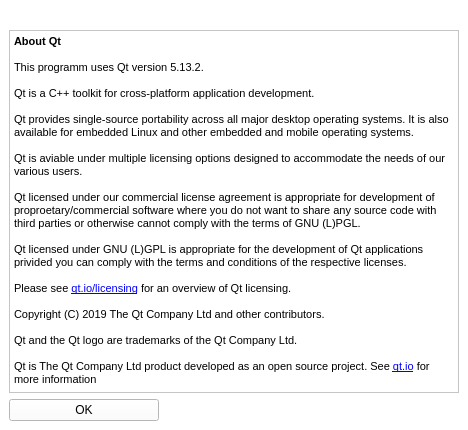
This is ui/QtInfo.ui in DominikK0702/HU-Sledge-Graph as Qt 5 draws it before an edit. The edited form follows.
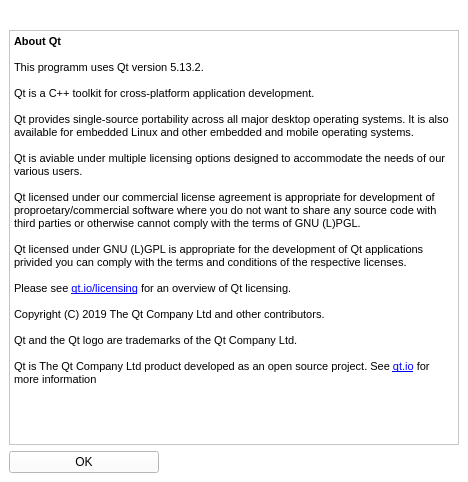
This is the edited form. Icons and pictures are not drawn.

Commit message: advanced csv export dialog and live toggle language + optimize

Diff of the .ui file:
```diff
--- a/ui/QtInfo.ui
+++ b/ui/QtInfo.ui
@@ -7,7 +7,7 @@
     <x>0</x>
     <y>0</y>
     <width>468</width>
-    <height>430</height>
+    <height>482</height>
    </rect>
   </property>
   <property name="windowTitle">
@@ -57,7 +57,7 @@
          <string>&lt;!DOCTYPE HTML PUBLIC &quot;-//W3C//DTD HTML 4.0//EN&quot; &quot;http://www.w3.org/TR/REC-html40/strict.dtd&quot;&gt;
 &lt;html&gt;&lt;head&gt;&lt;meta name=&quot;qrichtext&quot; content=&quot;1&quot; /&gt;&lt;style type=&quot;text/css&quot;&gt;
 p, li { white-space: pre-wrap; }
-&lt;/style&gt;&lt;/head&gt;&lt;body style=&quot; font-family:'MS Shell Dlg 2'; font-size:8pt; font-weight:400; font-style:normal;&quot;&gt;
+&lt;/style&gt;&lt;/head&gt;&lt;body style=&quot; font-family:'MS Shell Dlg 2'; font-size:12pt; font-weight:400; font-style:normal;&quot;&gt;
 &lt;p style=&quot; margin-top:0px; margin-bottom:0px; margin-left:0px; margin-right:0px; -qt-block-indent:0; text-indent:0px;&quot;&gt;&lt;span style=&quot; font-family:'MS Shell Dlg 2'; font-size:8.25pt; font-weight:600;&quot;&gt;About Qt&lt;/span&gt;&lt;/p&gt;
 &lt;p style=&quot;-qt-paragraph-type:empty; margin-top:0px; margin-bottom:0px; margin-left:0px; margin-right:0px; -qt-block-indent:0; text-indent:0px; font-family:'MS Shell Dlg 2'; font-size:8.25pt; font-weight:600;&quot;&gt;&lt;br /&gt;&lt;/p&gt;
 &lt;p style=&quot; margin-top:0px; margin-bottom:0px; margin-left:0px; margin-right:0px; -qt-block-indent:0; text-indent:0px;&quot;&gt;&lt;span style=&quot; font-family:'MS Shell Dlg 2'; font-size:8.25pt;&quot;&gt;This programm uses Qt version 5.13.2.&lt;/span&gt;&lt;/p&gt;
@@ -72,13 +72,16 @@
 &lt;p style=&quot;-qt-paragraph-type:empty; margin-top:0px; margin-bottom:0px; margin-left:0px; margin-right:0px; -qt-block-indent:0; text-indent:0px; font-family:'MS Shell Dlg 2'; font-size:8.25pt;&quot;&gt;&lt;br /&gt;&lt;/p&gt;
 &lt;p style=&quot; margin-top:0px; margin-bottom:0px; margin-left:0px; margin-right:0px; -qt-block-indent:0; text-indent:0px;&quot;&gt;&lt;span style=&quot; font-family:'MS Shell Dlg 2'; font-size:8.25pt;&quot;&gt;Qt licensed under GNU (L)GPL is appropriate for the development of Qt applications privided you can comply with the terms and conditions of the respective licenses.&lt;/span&gt;&lt;/p&gt;
 &lt;p style=&quot;-qt-paragraph-type:empty; margin-top:0px; margin-bottom:0px; margin-left:0px; margin-right:0px; -qt-block-indent:0; text-indent:0px; font-family:'MS Shell Dlg 2'; font-size:8.25pt;&quot;&gt;&lt;br /&gt;&lt;/p&gt;
-&lt;p style=&quot; margin-top:0px; margin-bottom:0px; margin-left:0px; margin-right:0px; -qt-block-indent:0; text-indent:0px;&quot;&gt;&lt;span style=&quot; font-family:'MS Shell Dlg 2'; font-size:8.25pt;&quot;&gt;Please see &lt;/span&gt;&lt;a href=&quot;https://qt.io/licensing&quot;&gt;&lt;span style=&quot; font-family:'MS Shell Dlg 2'; text-decoration: underline; color:#0000ff;&quot;&gt;qt.io/licensing&lt;/span&gt;&lt;/a&gt;&lt;span style=&quot; font-family:'MS Shell Dlg 2'; font-size:8.25pt;&quot;&gt; for an overview of Qt licensing.&lt;/span&gt;&lt;/p&gt;
+&lt;p style=&quot; margin-top:0px; margin-bottom:0px; margin-left:0px; margin-right:0px; -qt-block-indent:0; text-indent:0px;&quot;&gt;&lt;span style=&quot; font-family:'MS Shell Dlg 2'; font-size:8.25pt;&quot;&gt;Please see &lt;/span&gt;&lt;a href=&quot;https://qt.io/licensing&quot;&gt;&lt;span style=&quot; font-family:'MS Shell Dlg 2'; font-size:8pt; text-decoration: underline; color:#0000ff;&quot;&gt;qt.io/licensing&lt;/span&gt;&lt;/a&gt;&lt;span style=&quot; font-family:'MS Shell Dlg 2'; font-size:8.25pt;&quot;&gt; for an overview of Qt licensing.&lt;/span&gt;&lt;/p&gt;
 &lt;p style=&quot;-qt-paragraph-type:empty; margin-top:0px; margin-bottom:0px; margin-left:0px; margin-right:0px; -qt-block-indent:0; text-indent:0px; font-family:'MS Shell Dlg 2'; font-size:8.25pt;&quot;&gt;&lt;br /&gt;&lt;/p&gt;
 &lt;p style=&quot; margin-top:0px; margin-bottom:0px; margin-left:0px; margin-right:0px; -qt-block-indent:0; text-indent:0px;&quot;&gt;&lt;span style=&quot; font-family:'MS Shell Dlg 2'; font-size:8.25pt;&quot;&gt;Copyright (C) 2019 The Qt Company Ltd and other contributors.&lt;/span&gt;&lt;/p&gt;
 &lt;p style=&quot;-qt-paragraph-type:empty; margin-top:0px; margin-bottom:0px; margin-left:0px; margin-right:0px; -qt-block-indent:0; text-indent:0px; font-family:'MS Shell Dlg 2'; font-size:8.25pt;&quot;&gt;&lt;br /&gt;&lt;/p&gt;
 &lt;p style=&quot; margin-top:0px; margin-bottom:0px; margin-left:0px; margin-right:0px; -qt-block-indent:0; text-indent:0px;&quot;&gt;&lt;span style=&quot; font-family:'MS Shell Dlg 2'; font-size:8.25pt;&quot;&gt;Qt and the Qt logo are trademarks of the Qt Company Ltd.&lt;/span&gt;&lt;/p&gt;
 &lt;p style=&quot;-qt-paragraph-type:empty; margin-top:0px; margin-bottom:0px; margin-left:0px; margin-right:0px; -qt-block-indent:0; text-indent:0px; font-family:'MS Shell Dlg 2'; font-size:8.25pt;&quot;&gt;&lt;br /&gt;&lt;/p&gt;
-&lt;p style=&quot; margin-top:0px; margin-bottom:0px; margin-left:0px; margin-right:0px; -qt-block-indent:0; text-indent:0px;&quot;&gt;&lt;span style=&quot; font-family:'MS Shell Dlg 2'; font-size:8.25pt;&quot;&gt;Qt is The Qt Company Ltd product developed as an open source project. See &lt;/span&gt;&lt;a href=&quot;https://qt.io&quot;&gt;&lt;span style=&quot; font-family:'MS Shell Dlg 2'; text-decoration: underline; color:#0000ff;&quot;&gt;qt.io&lt;/span&gt;&lt;/a&gt;&lt;span style=&quot; font-family:'MS Shell Dlg 2'; font-size:8.25pt;&quot;&gt; for more information&lt;/span&gt;&lt;/p&gt;&lt;/body&gt;&lt;/html&gt;</string>
+&lt;p style=&quot; margin-top:0px; margin-bottom:0px; margin-left:0px; margin-right:0px; -qt-block-indent:0; text-indent:0px;&quot;&gt;&lt;span style=&quot; font-family:'MS Shell Dlg 2'; font-size:8.25pt;&quot;&gt;Qt is The Qt Company Ltd product developed as an open source project. See &lt;/span&gt;&lt;a href=&quot;https://qt.io&quot;&gt;&lt;span style=&quot; font-family:'MS Shell Dlg 2'; font-size:8pt; text-decoration: underline; color:#0000ff;&quot;&gt;qt.io&lt;/span&gt;&lt;/a&gt;&lt;span style=&quot; font-family:'MS Shell Dlg 2'; font-size:8.25pt;&quot;&gt; for more information&lt;/span&gt;&lt;/p&gt;&lt;/body&gt;&lt;/html&gt;</string>
+        </property>
+        <property name="openExternalLinks">
+         <bool>true</bool>
         </property>
        </widget>
       </item>
```
The commit also changes 5 other files.
